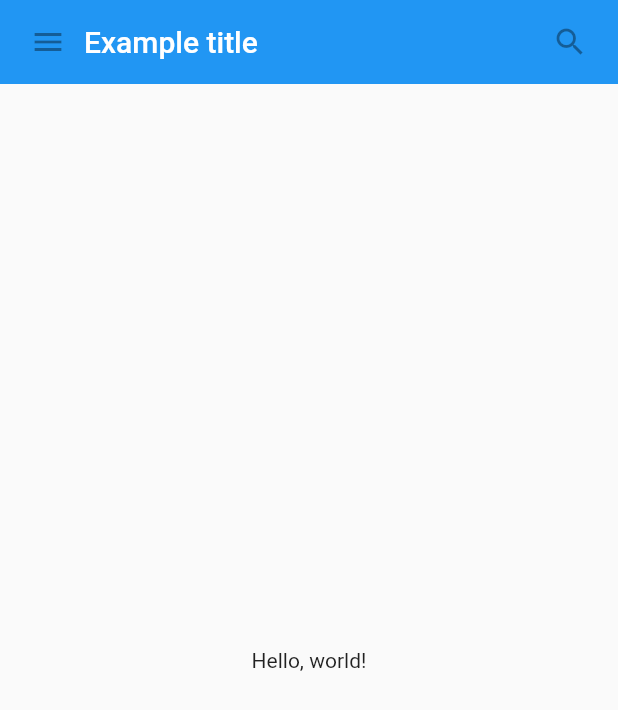
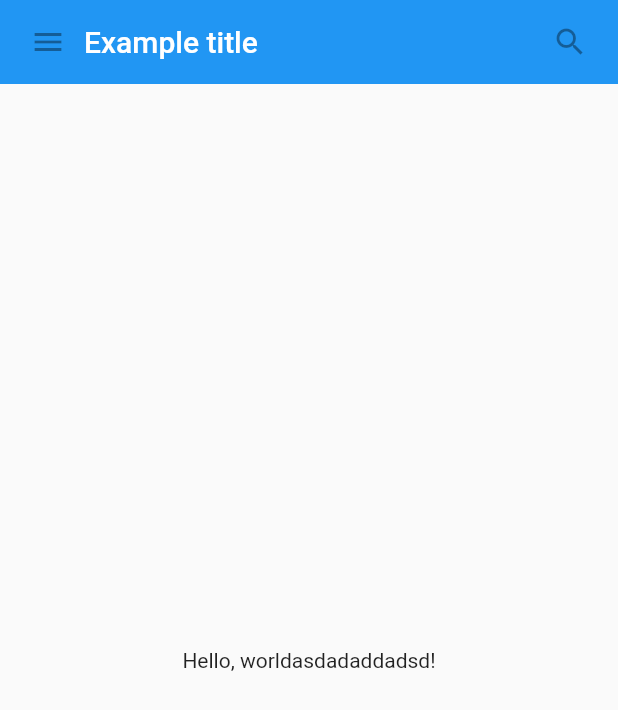
Before and after one commit to FrancisLydz1321/start, a Flutter app: the screen it shows after launch, on a phone screen of 412 x 824 dp. Shown: the top 710 px of the screen. Run offline on Flutter 3.47's test engine with Material 2 defaults, Android fonts, the phone set to English and light mode, and no system bars.

Commit message:
2nd commit

```diff
--- a/lib/main.dart
+++ b/lib/main.dart
@@ -58,7 +58,7 @@ class MyScaffold extends StatelessWidget {
           ),
           const Expanded(
             child: Center(
-              child: Text('Hello, world!'),
+              child: Text('Hello, worldasdadaddadsd!'),
             ),
           ),
         ],
```
Also changed, not shown: lib/favorites/favorites_page.dart (deleted, +0 -31 lines).
